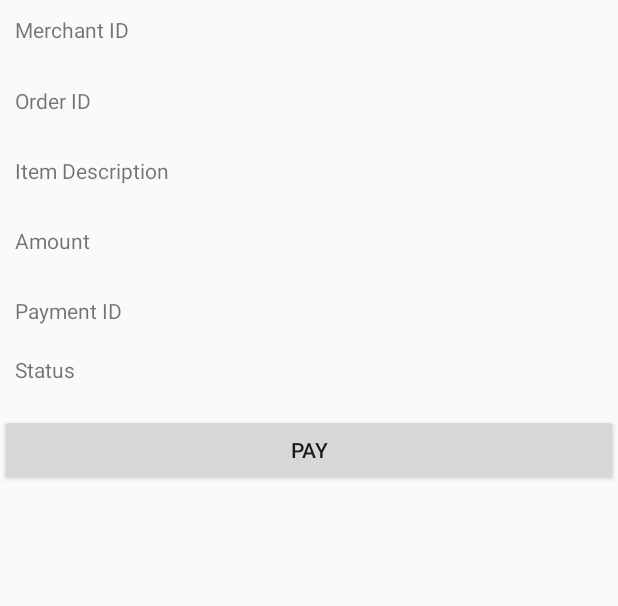
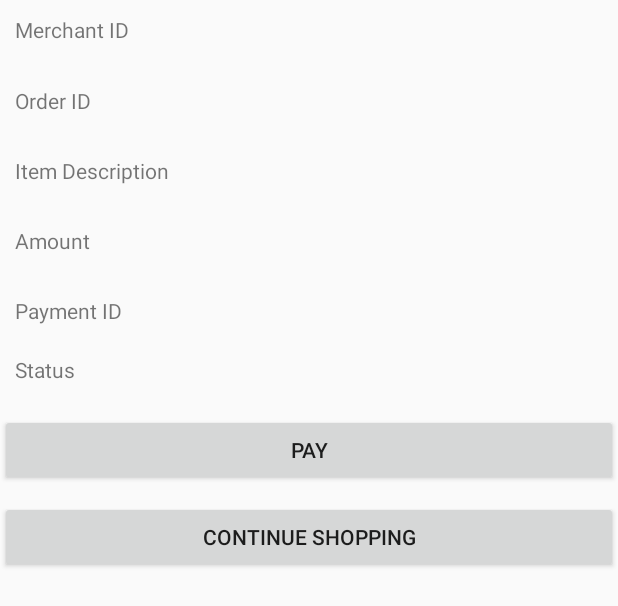
Before and after one commit to solitondigital/SocialWallet-Android-SDK, an Android app: the layout activity_main.xml on its own in the app's theme, with its tools: preview values and no code run, on a phone screen of 412 x 824 dp. Shown: the top 606 px of the screen. Run offline under Robolectric (Android 15) with nearby library versions, the phone set to English and light mode, and no system bars.

Commit message:
enchance checkout

```diff
--- a/src/main/res/layout/activity_main.xml
+++ b/src/main/res/layout/activity_main.xml
@@ -153,4 +153,12 @@
         android:padding="10dp"
         android:text="Pay" />
 
+    <Button
+        android:id="@+id/btnNewPurchase"
+        android:layout_width="match_parent"
+        android:layout_height="wrap_content"
+        android:layout_marginTop="10dp"
+        android:padding="10dp"
+        android:text="Continue Shopping" />
+
 </LinearLayout>
```
Also changed, not shown: src/main/java/com/solitondigital/socialwallet/MainActivity.java (+23 -5 lines).
